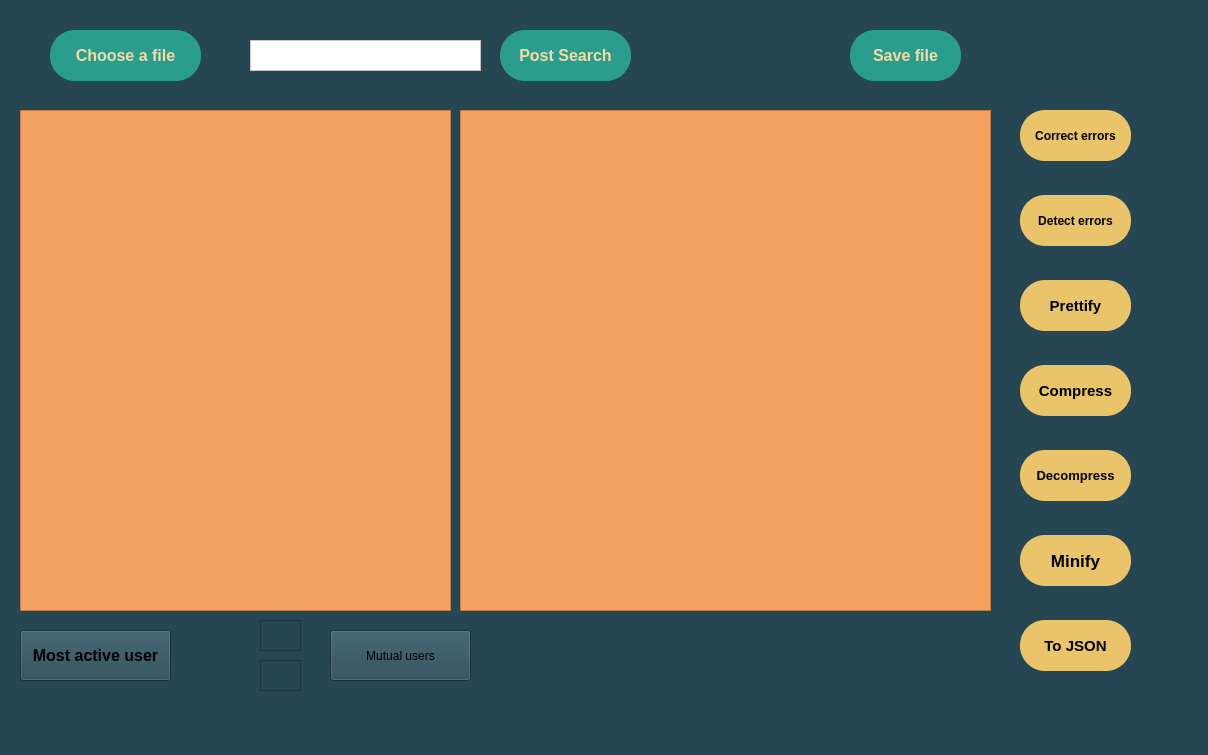
Above: xml/xml_toolset/mainwindow.ui from College-Projects-2019-2024/XML-Toolset before the change. Below: the same form after it.
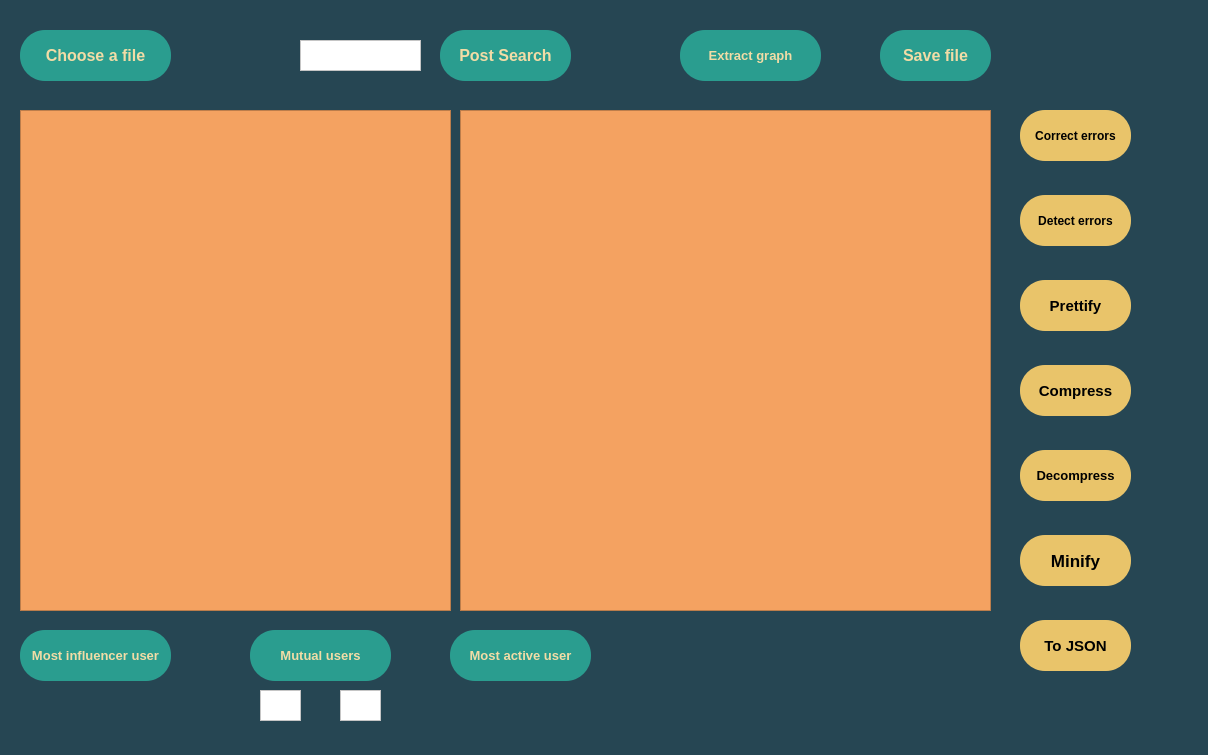
That is the form after the change.

Commit message: added extract graph fn

Diff of the .ui file:
```diff
--- a/xml/xml_toolset/mainwindow.ui
+++ b/xml/xml_toolset/mainwindow.ui
@@ -20,7 +20,7 @@
    <widget class="QPushButton" name="pushButton">
     <property name="geometry">
      <rect>
-      <x>50</x>
+      <x>20</x>
       <y>30</y>
       <width>151</width>
       <height>51</height>
@@ -76,7 +76,7 @@
    <widget class="QPushButton" name="pushButton_3">
     <property name="geometry">
      <rect>
-      <x>850</x>
+      <x>880</x>
       <y>30</y>
       <width>111</width>
       <height>51</height>
@@ -288,9 +288,9 @@
    <widget class="QPlainTextEdit" name="plainTextEdit">
     <property name="geometry">
      <rect>
-      <x>250</x>
+      <x>300</x>
       <y>40</y>
-      <width>231</width>
+      <width>121</width>
       <height>31</height>
      </rect>
     </property>
@@ -314,7 +314,7 @@
     </property>
     <property name="geometry">
      <rect>
-      <x>500</x>
+      <x>440</x>
       <y>30</y>
       <width>131</width>
       <height>51</height>
@@ -355,7 +355,7 @@
     </property>
     <property name="font">
      <font>
-      <pointsize>12</pointsize>
+      <pointsize>10</pointsize>
       <bold>true</bold>
      </font>
     </property>
@@ -363,26 +363,36 @@
      <bool>false</bool>
     </property>
     <property name="styleSheet">
-     <string notr="true">QPushButton#pushButton_10{
-border-radius: 25px;
+     <string notr="true">border-radius: 25px;
 background: #2a9d8f;
 padding: 5px;
-color: #F2DCA6;
-}</string>
+color: #F2DCA6;</string>
     </property>
     <property name="text">
-     <string>Most active user</string>
+     <string>Most influencer user</string>
     </property>
    </widget>
    <widget class="QPushButton" name="pushButton_12">
     <property name="geometry">
      <rect>
-      <x>330</x>
+      <x>250</x>
       <y>630</y>
       <width>141</width>
       <height>51</height>
      </rect>
     </property>
+    <property name="font">
+     <font>
+      <pointsize>10</pointsize>
+      <bold>true</bold>
+     </font>
+    </property>
+    <property name="styleSheet">
+     <string notr="true">border-radius: 25px;
+background: #2a9d8f;
+padding: 5px;
+color: #F2DCA6;</string>
+    </property>
     <property name="text">
      <string>Mutual users</string>
     </property>
@@ -391,7 +401,7 @@
     <property name="geometry">
      <rect>
       <x>260</x>
-      <y>620</y>
+      <y>690</y>
       <width>41</width>
       <height>31</height>
      </rect>
@@ -405,16 +415,14 @@
      <bool>false</bool>
     </property>
     <property name="styleSheet">
-     <string notr="true">QPlainTextEdit#plainTextEdit{
-background: #ffffff;
-}</string>
+     <string notr="true">background: #ffffff;</string>
     </property>
    </widget>
    <widget class="QPlainTextEdit" name="plainTextEdit_3">
     <property name="geometry">
      <rect>
-      <x>260</x>
-      <y>660</y>
+      <x>340</x>
+      <y>690</y>
       <width>41</width>
       <height>31</height>
      </rect>
@@ -428,9 +436,57 @@
      <bool>false</bool>
     </property>
     <property name="styleSheet">
-     <string notr="true">QPlainTextEdit#plainTextEdit{
-background: #ffffff;
-}</string>
+     <string notr="true">background: #ffffff;</string>
+    </property>
+   </widget>
+   <widget class="QPushButton" name="pushButton_13">
+    <property name="geometry">
+     <rect>
+      <x>450</x>
+      <y>630</y>
+      <width>141</width>
+      <height>51</height>
+     </rect>
+    </property>
+    <property name="font">
+     <font>
+      <pointsize>10</pointsize>
+      <bold>true</bold>
+     </font>
+    </property>
+    <property name="styleSheet">
+     <string notr="true">border-radius: 25px;
+background: #2a9d8f;
+padding: 5px;
+color: #F2DCA6;</string>
+    </property>
+    <property name="text">
+     <string>Most active user</string>
+    </property>
+   </widget>
+   <widget class="QPushButton" name="pushButton_14">
+    <property name="geometry">
+     <rect>
+      <x>680</x>
+      <y>30</y>
+      <width>141</width>
+      <height>51</height>
+     </rect>
+    </property>
+    <property name="font">
+     <font>
+      <pointsize>10</pointsize>
+      <bold>true</bold>
+     </font>
+    </property>
+    <property name="styleSheet">
+     <string notr="true">border-radius: 25px;
+background: #2a9d8f;
+padding: 5px;
+color: #F2DCA6;</string>
+    </property>
+    <property name="text">
+     <string>Extract graph</string>
     </property>
    </widget>
   </widget>
```
The commit also changes 9 other files.
